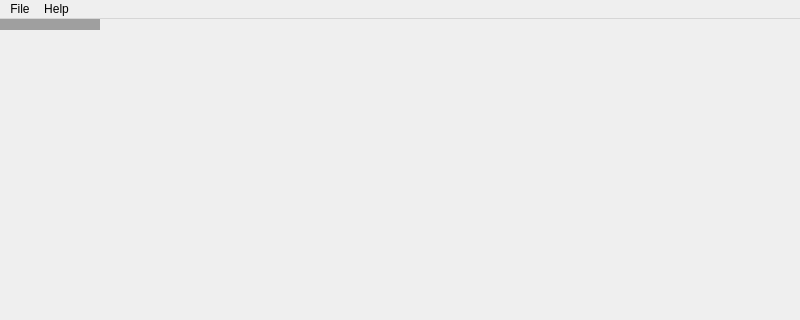
Qt form src/diagnostic/ui/MainWindow.ui (PearCoding/PearRay) before a commit; both pictures show x 0 to 800 and y 0 to 320 of the 800 by 520 pixel window.
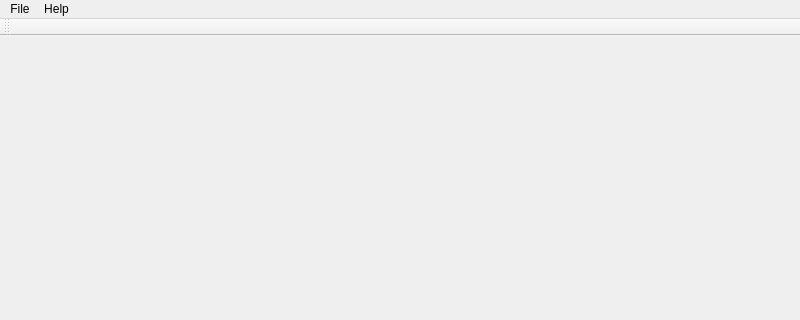
The same form after that commit. Icons and pictures are not drawn.

```diff
--- a/src/diagnostic/ui/MainWindow.ui
+++ b/src/diagnostic/ui/MainWindow.ui
@@ -76,6 +76,17 @@
    <addaction name="menuHelp"/>
   </widget>
   <widget class="QStatusBar" name="statusBar"/>
+  <widget class="QToolBar" name="toolBar">
+   <property name="windowTitle">
+    <string>toolBar</string>
+   </property>
+   <attribute name="toolBarArea">
+    <enum>TopToolBarArea</enum>
+   </attribute>
+   <attribute name="toolBarBreak">
+    <bool>false</bool>
+   </attribute>
+  </widget>
   <action name="actionOpenFile">
    <property name="text">
     <string>Open File...</string>
```
Left out of the diff: 2 changed lines with no effect on the pictures.
